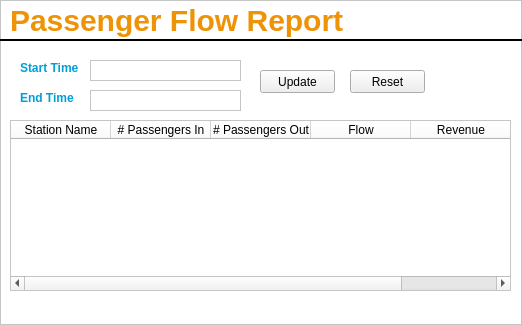
alishan-kaisani/CS4400-GUI, file ui/passengerFlowReport.ui: the form before one commit.
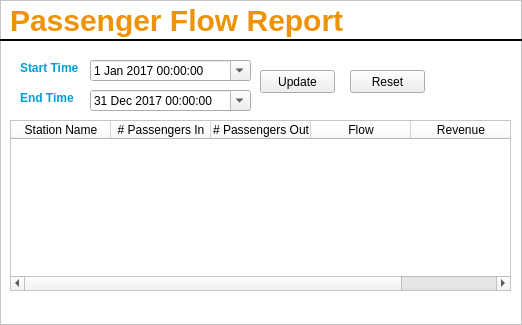
The form after the commit. Icons and pictures are not drawn.

Patch:
```diff
--- a/ui/passengerFlowReport.ui
+++ b/ui/passengerFlowReport.ui
@@ -96,19 +96,6 @@
     <enum>Qt::Horizontal</enum>
    </property>
   </widget>
-  <widget class="QPlainTextEdit" name="startTimeTextEdit">
-   <property name="geometry">
-    <rect>
-     <x>90</x>
-     <y>60</y>
-     <width>151</width>
-     <height>21</height>
-    </rect>
-   </property>
-   <property name="verticalScrollBarPolicy">
-    <enum>Qt::ScrollBarAlwaysOff</enum>
-   </property>
-  </widget>
   <widget class="QLabel" name="endTimeLabel">
    <property name="geometry">
     <rect>
@@ -183,19 +170,6 @@
     <string>Reset</string>
    </property>
   </widget>
-  <widget class="QPlainTextEdit" name="endTimeTextEdit">
-   <property name="geometry">
-    <rect>
-     <x>90</x>
-     <y>90</y>
-     <width>151</width>
-     <height>21</height>
-    </rect>
-   </property>
-   <property name="verticalScrollBarPolicy">
-    <enum>Qt::ScrollBarAlwaysOff</enum>
-   </property>
-  </widget>
   <widget class="QPushButton" name="updateButton">
    <property name="geometry">
     <rect>
@@ -209,6 +183,112 @@
     <string>Update</string>
    </property>
   </widget>
+  <widget class="QDateTimeEdit" name="startDateTimeEdit">
+   <property name="geometry">
+    <rect>
+     <x>90</x>
+     <y>60</y>
+     <width>161</width>
+     <height>21</height>
+    </rect>
+   </property>
+   <property name="wrapping">
+    <bool>false</bool>
+   </property>
+   <property name="accelerated">
+    <bool>true</bool>
+   </property>
+   <property name="date">
+    <date>
+     <year>2017</year>
+     <month>1</month>
+     <day>1</day>
+    </date>
+   </property>
+   <property name="time">
+    <time>
+     <hour>0</hour>
+     <minute>0</minute>
+     <second>0</second>
+    </time>
+   </property>
+   <property name="minimumDateTime">
+    <datetime>
+     <hour>0</hour>
+     <minute>0</minute>
+     <second>0</second>
+     <year>2000</year>
+     <month>1</month>
+     <day>1</day>
+    </datetime>
+   </property>
+   <property name="minimumDate">
+    <date>
+     <year>2000</year>
+     <month>1</month>
+     <day>1</day>
+    </date>
+   </property>
+   <property name="maximumTime">
+    <time>
+     <hour>0</hour>
+     <minute>0</minute>
+     <second>0</second>
+    </time>
+   </property>
+   <property name="currentSection">
+    <enum>QDateTimeEdit::MonthSection</enum>
+   </property>
+   <property name="calendarPopup">
+    <bool>true</bool>
+   </property>
+   <property name="currentSectionIndex">
+    <number>0</number>
+   </property>
+  </widget>
+  <widget class="QDateTimeEdit" name="endDateTimeEdit">
+   <property name="geometry">
+    <rect>
+     <x>90</x>
+     <y>90</y>
+     <width>161</width>
+     <height>21</height>
+    </rect>
+   </property>
+   <property name="accelerated">
+    <bool>true</bool>
+   </property>
+   <property name="dateTime">
+    <datetime>
+     <hour>0</hour>
+     <minute>0</minute>
+     <second>0</second>
+     <year>2017</year>
+     <month>12</month>
+     <day>31</day>
+    </datetime>
+   </property>
+   <property name="minimumDateTime">
+    <datetime>
+     <hour>0</hour>
+     <minute>0</minute>
+     <second>0</second>
+     <year>2000</year>
+     <month>1</month>
+     <day>1</day>
+    </datetime>
+   </property>
+   <property name="minimumDate">
+    <date>
+     <year>2000</year>
+     <month>1</month>
+     <day>1</day>
+    </date>
+   </property>
+   <property name="calendarPopup">
+    <bool>true</bool>
+   </property>
+  </widget>
  </widget>
  <resources>
   <include location="../qtResources.qrc"/>
```
